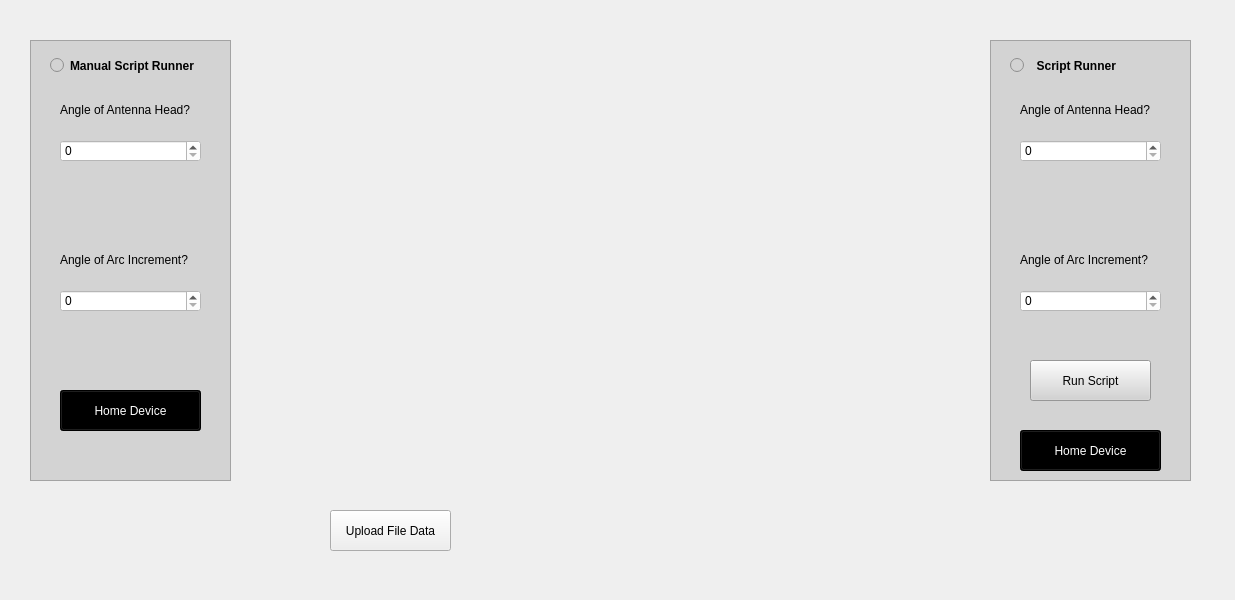
Before: the Qt Designer form softwareDesktopGUI/AntennaAnalyzer/AntennaAnalyze.ui in hamzashahid711/AntennaRadiationPatterns, drawn with Qt 5.
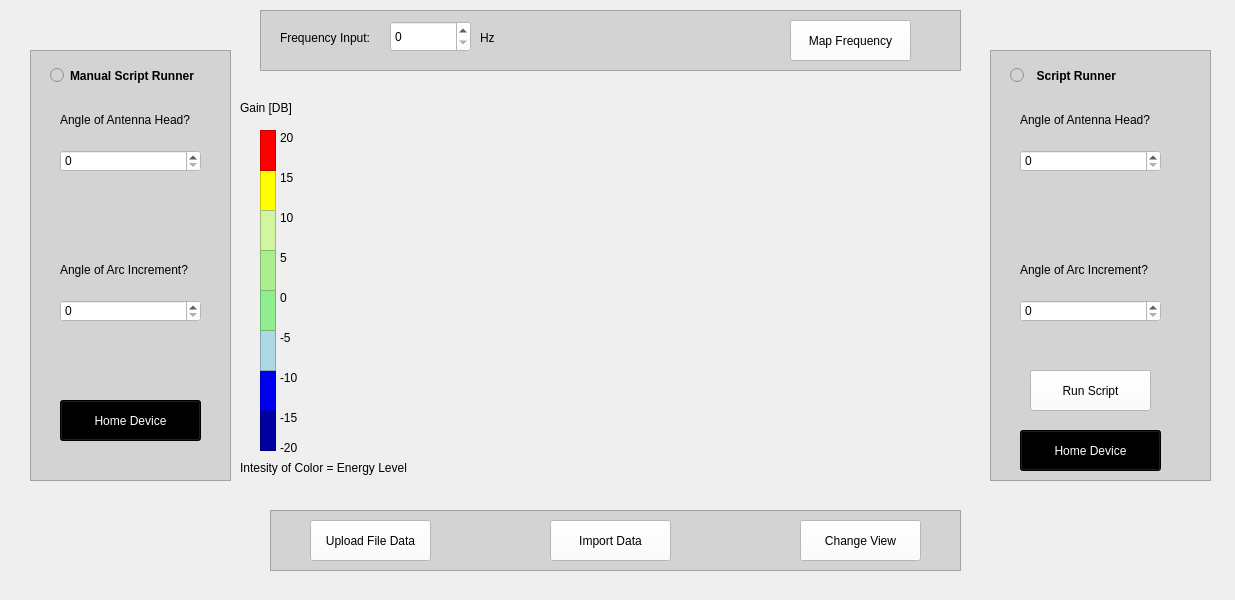
After: the same form once the commit is applied.

Commit message: new UI additions, integration with main function abilities

The edit to the form file:
```diff
--- a/softwareDesktopGUI/AntennaAnalyzer/AntennaAnalyze.ui
+++ b/softwareDesktopGUI/AntennaAnalyzer/AntennaAnalyze.ui
@@ -16,26 +16,13 @@
   <property name="styleSheet">
    <string notr="true"/>
   </property>
-  <widget class="QPushButton" name="uploadData">
-   <property name="geometry">
-    <rect>
-     <x>330</x>
-     <y>510</y>
-     <width>121</width>
-     <height>41</height>
-    </rect>
-   </property>
-   <property name="text">
-    <string>Upload File Data</string>
-   </property>
-  </widget>
   <widget class="QFrame" name="manualRunnerContainer">
    <property name="geometry">
     <rect>
      <x>30</x>
-     <y>40</y>
+     <y>50</y>
      <width>201</width>
-     <height>441</height>
+     <height>431</height>
     </rect>
    </property>
    <property name="styleSheet">
@@ -148,9 +135,9 @@
    <property name="geometry">
     <rect>
      <x>990</x>
-     <y>40</y>
-     <width>201</width>
-     <height>441</height>
+     <y>50</y>
+     <width>221</width>
+     <height>431</height>
     </rect>
    </property>
    <property name="styleSheet">
@@ -246,7 +233,7 @@
     <property name="geometry">
      <rect>
       <x>30</x>
-      <y>390</y>
+      <y>380</y>
       <width>141</width>
       <height>41</height>
      </rect>
@@ -267,11 +254,457 @@
       <height>41</height>
      </rect>
     </property>
+    <property name="styleSheet">
+     <string notr="true">background-color:rgb(255,255,255)</string>
+    </property>
     <property name="text">
      <string>Run Script</string>
     </property>
    </widget>
   </widget>
+  <widget class="QFrame" name="buttonContainer">
+   <property name="geometry">
+    <rect>
+     <x>270</x>
+     <y>510</y>
+     <width>691</width>
+     <height>61</height>
+    </rect>
+   </property>
+   <property name="styleSheet">
+    <string notr="true">background-color:rgb(211,211,211)</string>
+   </property>
+   <property name="frameShape">
+    <enum>QFrame::StyledPanel</enum>
+   </property>
+   <property name="frameShadow">
+    <enum>QFrame::Raised</enum>
+   </property>
+   <widget class="QPushButton" name="uploadData">
+    <property name="geometry">
+     <rect>
+      <x>40</x>
+      <y>10</y>
+      <width>121</width>
+      <height>41</height>
+     </rect>
+    </property>
+    <property name="styleSheet">
+     <string notr="true">background-color:rgb(255,255,255)
+</string>
+    </property>
+    <property name="text">
+     <string>Upload File Data</string>
+    </property>
+   </widget>
+   <widget class="QPushButton" name="importData">
+    <property name="geometry">
+     <rect>
+      <x>280</x>
+      <y>10</y>
+      <width>121</width>
+      <height>41</height>
+     </rect>
+    </property>
+    <property name="styleSheet">
+     <string notr="true">background-color:rgb(255,255,255)</string>
+    </property>
+    <property name="text">
+     <string>Import Data</string>
+    </property>
+   </widget>
+   <widget class="QPushButton" name="changeView">
+    <property name="geometry">
+     <rect>
+      <x>530</x>
+      <y>10</y>
+      <width>121</width>
+      <height>41</height>
+     </rect>
+    </property>
+    <property name="styleSheet">
+     <string notr="true">background-color:rgb(255,255,255)
+</string>
+    </property>
+    <property name="text">
+     <string>Change View</string>
+    </property>
+   </widget>
+  </widget>
+  <widget class="QFrame" name="fruqencyMapContainer">
+   <property name="geometry">
+    <rect>
+     <x>260</x>
+     <y>10</y>
+     <width>701</width>
+     <height>61</height>
+    </rect>
+   </property>
+   <property name="styleSheet">
+    <string notr="true">background-color:rgb(211,211,211)</string>
+   </property>
+   <property name="frameShape">
+    <enum>QFrame::StyledPanel</enum>
+   </property>
+   <property name="frameShadow">
+    <enum>QFrame::Raised</enum>
+   </property>
+   <widget class="QPushButton" name="mapFrequency">
+    <property name="geometry">
+     <rect>
+      <x>530</x>
+      <y>10</y>
+      <width>121</width>
+      <height>41</height>
+     </rect>
+    </property>
+    <property name="styleSheet">
+     <string notr="true">background-color:rgb(255,255,255)</string>
+    </property>
+    <property name="text">
+     <string>Map Frequency</string>
+    </property>
+   </widget>
+   <widget class="QLabel" name="frequencyInputLabel">
+    <property name="geometry">
+     <rect>
+      <x>20</x>
+      <y>20</y>
+      <width>101</width>
+      <height>16</height>
+     </rect>
+    </property>
+    <property name="text">
+     <string>Frequency Input:</string>
+    </property>
+   </widget>
+   <widget class="QLabel" name="hz">
+    <property name="geometry">
+     <rect>
+      <x>220</x>
+      <y>20</y>
+      <width>58</width>
+      <height>16</height>
+     </rect>
+    </property>
+    <property name="text">
+     <string>Hz</string>
+    </property>
+   </widget>
+   <widget class="QSpinBox" name="spinBox_5">
+    <property name="geometry">
+     <rect>
+      <x>130</x>
+      <y>11</y>
+      <width>81</width>
+      <height>31</height>
+     </rect>
+    </property>
+    <property name="styleSheet">
+     <string notr="true">background-color:rgb(255,255,255)</string>
+    </property>
+   </widget>
+  </widget>
+  <widget class="QFrame" name="darkBlue">
+   <property name="geometry">
+    <rect>
+     <x>260</x>
+     <y>410</y>
+     <width>16</width>
+     <height>41</height>
+    </rect>
+   </property>
+   <property name="styleSheet">
+    <string notr="true">background-color:rgb(0,0,160)</string>
+   </property>
+   <property name="frameShape">
+    <enum>QFrame::StyledPanel</enum>
+   </property>
+   <property name="frameShadow">
+    <enum>QFrame::Raised</enum>
+   </property>
+  </widget>
+  <widget class="QFrame" name="darkLightBlue">
+   <property name="geometry">
+    <rect>
+     <x>260</x>
+     <y>370</y>
+     <width>16</width>
+     <height>41</height>
+    </rect>
+   </property>
+   <property name="styleSheet">
+    <string notr="true">background-color:rgb(0,0,240)</string>
+   </property>
+   <property name="frameShape">
+    <enum>QFrame::StyledPanel</enum>
+   </property>
+   <property name="frameShadow">
+    <enum>QFrame::Raised</enum>
+   </property>
+  </widget>
+  <widget class="QFrame" name="yellow">
+   <property name="geometry">
+    <rect>
+     <x>260</x>
+     <y>170</y>
+     <width>16</width>
+     <height>41</height>
+    </rect>
+   </property>
+   <property name="styleSheet">
+    <string notr="true">background-color:rgb(255,255,0)</string>
+   </property>
+   <property name="frameShape">
+    <enum>QFrame::StyledPanel</enum>
+   </property>
+   <property name="frameShadow">
+    <enum>QFrame::Raised</enum>
+   </property>
+  </widget>
+  <widget class="QFrame" name="lightGreen">
+   <property name="geometry">
+    <rect>
+     <x>260</x>
+     <y>210</y>
+     <width>16</width>
+     <height>41</height>
+    </rect>
+   </property>
+   <property name="styleSheet">
+    <string notr="true">background-color:rgb(210,245,160)</string>
+   </property>
+   <property name="frameShape">
+    <enum>QFrame::StyledPanel</enum>
+   </property>
+   <property name="frameShadow">
+    <enum>QFrame::Raised</enum>
+   </property>
+  </widget>
+  <widget class="QFrame" name="lighBlue">
+   <property name="geometry">
+    <rect>
+     <x>260</x>
+     <y>330</y>
+     <width>16</width>
+     <height>41</height>
+    </rect>
+   </property>
+   <property name="styleSheet">
+    <string notr="true">background-color:rgb(173,216,230)
+
+</string>
+   </property>
+   <property name="frameShape">
+    <enum>QFrame::StyledPanel</enum>
+   </property>
+   <property name="frameShadow">
+    <enum>QFrame::Raised</enum>
+   </property>
+  </widget>
+  <widget class="QFrame" name="darkGreen">
+   <property name="geometry">
+    <rect>
+     <x>260</x>
+     <y>290</y>
+     <width>16</width>
+     <height>41</height>
+    </rect>
+   </property>
+   <property name="styleSheet">
+    <string notr="true">background-color:rgb(144,238,144)</string>
+   </property>
+   <property name="frameShape">
+    <enum>QFrame::StyledPanel</enum>
+   </property>
+   <property name="frameShadow">
+    <enum>QFrame::Raised</enum>
+   </property>
+  </widget>
+  <widget class="QFrame" name="darkLightGreen">
+   <property name="geometry">
+    <rect>
+     <x>260</x>
+     <y>250</y>
+     <width>16</width>
+     <height>41</height>
+    </rect>
+   </property>
+   <property name="styleSheet">
+    <string notr="true">background-color:rgb(170,238,144)</string>
+   </property>
+   <property name="frameShape">
+    <enum>QFrame::StyledPanel</enum>
+   </property>
+   <property name="frameShadow">
+    <enum>QFrame::Raised</enum>
+   </property>
+  </widget>
+  <widget class="QFrame" name="red">
+   <property name="geometry">
+    <rect>
+     <x>260</x>
+     <y>130</y>
+     <width>16</width>
+     <height>41</height>
+    </rect>
+   </property>
+   <property name="styleSheet">
+    <string notr="true">background-color:rgb(255, 0, 0)</string>
+   </property>
+   <property name="frameShape">
+    <enum>QFrame::StyledPanel</enum>
+   </property>
+   <property name="frameShadow">
+    <enum>QFrame::Raised</enum>
+   </property>
+  </widget>
+  <widget class="QLabel" name="gainLabel">
+   <property name="geometry">
+    <rect>
+     <x>240</x>
+     <y>100</y>
+     <width>81</width>
+     <height>16</height>
+    </rect>
+   </property>
+   <property name="text">
+    <string>Gain [DB]</string>
+   </property>
+  </widget>
+  <widget class="QLabel" name="energyLevel1">
+   <property name="geometry">
+    <rect>
+     <x>280</x>
+     <y>440</y>
+     <width>81</width>
+     <height>16</height>
+    </rect>
+   </property>
+   <property name="text">
+    <string>-20</string>
+   </property>
+  </widget>
+  <widget class="QLabel" name="energyLevel2">
+   <property name="geometry">
+    <rect>
+     <x>280</x>
+     <y>410</y>
+     <width>81</width>
+     <height>16</height>
+    </rect>
+   </property>
+   <property name="text">
+    <string>-15</string>
+   </property>
+  </widget>
+  <widget class="QLabel" name="energyLevel3">
+   <property name="geometry">
+    <rect>
+     <x>280</x>
+     <y>370</y>
+     <width>81</width>
+     <height>16</height>
+    </rect>
+   </property>
+   <property name="text">
+    <string>-10</string>
+   </property>
+  </widget>
+  <widget class="QLabel" name="energyLevel4">
+   <property name="geometry">
+    <rect>
+     <x>280</x>
+     <y>330</y>
+     <width>81</width>
+     <height>16</height>
+    </rect>
+   </property>
+   <property name="text">
+    <string>-5</string>
+   </property>
+  </widget>
+  <widget class="QLabel" name="energyLevel5">
+   <property name="geometry">
+    <rect>
+     <x>280</x>
+     <y>290</y>
+     <width>81</width>
+     <height>16</height>
+    </rect>
+   </property>
+   <property name="text">
+    <string>0</string>
+   </property>
+  </widget>
+  <widget class="QLabel" name="energyLevel6">
+   <property name="geometry">
+    <rect>
+     <x>280</x>
+     <y>250</y>
+     <width>81</width>
+     <height>16</height>
+    </rect>
+   </property>
+   <property name="text">
+    <string>5</string>
+   </property>
+  </widget>
+  <widget class="QLabel" name="energyLevel7">
+   <property name="geometry">
+    <rect>
+     <x>280</x>
+     <y>210</y>
+     <width>81</width>
+     <height>16</height>
+    </rect>
+   </property>
+   <property name="text">
+    <string>10</string>
+   </property>
+  </widget>
+  <widget class="QLabel" name="energyLevel8">
+   <property name="geometry">
+    <rect>
+     <x>280</x>
+     <y>170</y>
+     <width>81</width>
+     <height>16</height>
+    </rect>
+   </property>
+   <property name="text">
+    <string>15</string>
+   </property>
+  </widget>
+  <widget class="QLabel" name="energyLevel9">
+   <property name="geometry">
+    <rect>
+     <x>280</x>
+     <y>130</y>
+     <width>81</width>
+     <height>16</height>
+    </rect>
+   </property>
+   <property name="text">
+    <string>20</string>
+   </property>
+  </widget>
+  <widget class="QLabel" name="intensity">
+   <property name="geometry">
+    <rect>
+     <x>240</x>
+     <y>460</y>
+     <width>191</width>
+     <height>16</height>
+    </rect>
+   </property>
+   <property name="mouseTracking">
+    <bool>false</bool>
+   </property>
+   <property name="text">
+    <string>Intesity of Color = Energy Level </string>
+   </property>
+  </widget>
  </widget>
  <resources/>
  <connections/>
```
The commit also changes 2 other files.
